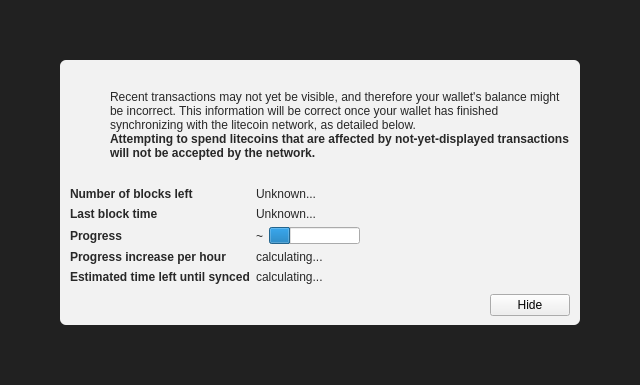
This is src/qt/forms/modaloverlay.ui in shutingrz/raccoin as Qt 5 draws it before an edit. The edited form follows.
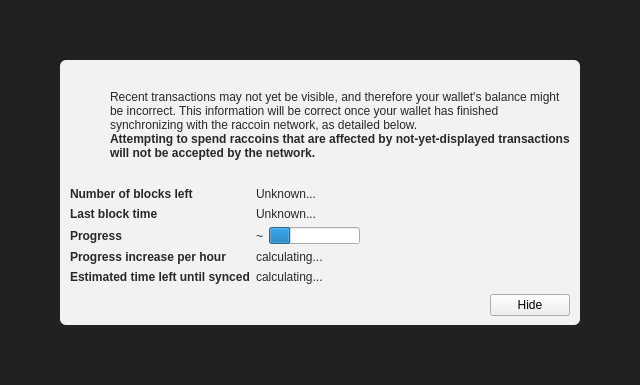
This is the edited form. Icons and pictures are not drawn. Custom widgets are drawn as their Qt base class.

Commit message: 小文字名称の書き換え (litecoin => raccoin)

Patch:
```diff
--- a/src/qt/forms/modaloverlay.ui
+++ b/src/qt/forms/modaloverlay.ui
@@ -130,7 +130,7 @@
              <item>
               <widget class="QLabel" name="infoText">
                <property name="text">
-                <string>Recent transactions may not yet be visible, and therefore your wallet's balance might be incorrect. This information will be correct once your wallet has finished synchronizing with the litecoin network, as detailed below.</string>
+                <string>Recent transactions may not yet be visible, and therefore your wallet's balance might be incorrect. This information will be correct once your wallet has finished synchronizing with the raccoin network, as detailed below.</string>
                </property>
                <property name="textFormat">
                 <enum>Qt::RichText</enum>
@@ -149,7 +149,7 @@
                 </font>
                </property>
                <property name="text">
-                <string>Attempting to spend litecoins that are affected by not-yet-displayed transactions will not be accepted by the network.</string>
+                <string>Attempting to spend raccoins that are affected by not-yet-displayed transactions will not be accepted by the network.</string>
                </property>
                <property name="textFormat">
                 <enum>Qt::RichText</enum>
```
The commit also changes 183 other files.
